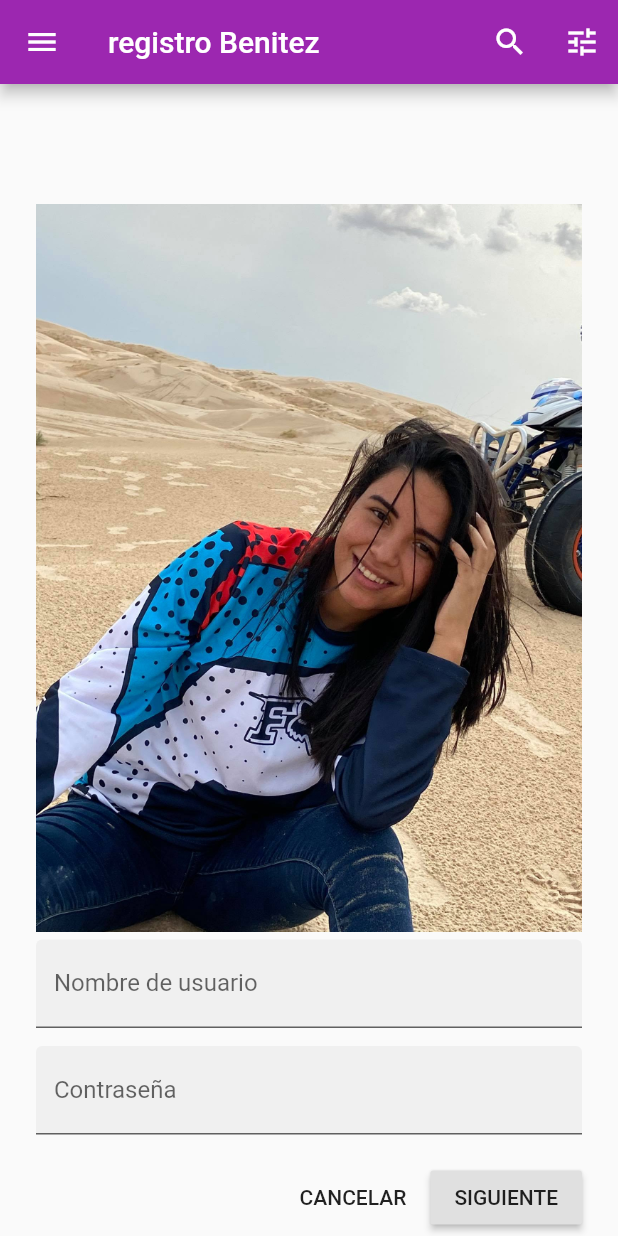
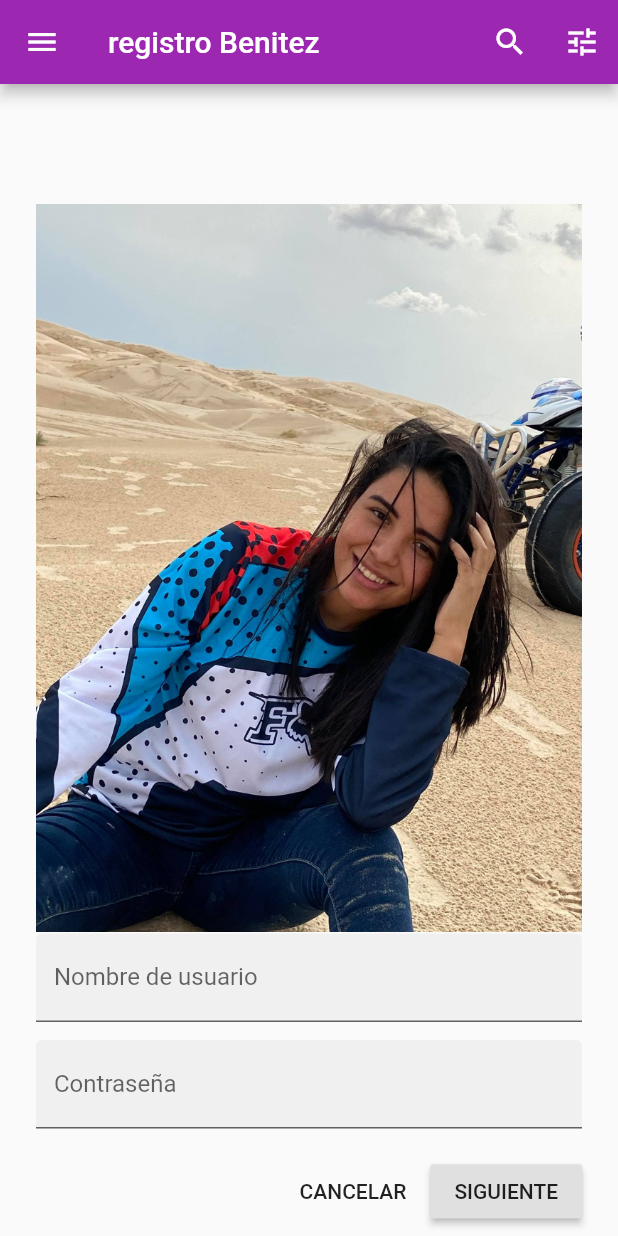
Before and after one commit to gabrielaportillo/loginSencillo, a Flutter app: the screen it shows after launch, on a phone screen of 412 x 824 dp. Run offline on Flutter 3.47's test engine with Material 2 defaults, Android fonts, the phone set to English and light mode, and no system bars.

```diff
--- a/lib/main.dart
+++ b/lib/main.dart
@@ -78,7 +78,7 @@ class _IngresoSistemaState extends State<IngresoSistema> {
           Column(
             children: <Widget>[
               Image.asset('assets/yo.jpg'),
-              SizedBox(height: 5.0),
+              SizedBox(height: 1.0),
             ],
           ), //fin de column
           if (!acceso)
```
Also changed, not shown: 1 other file.
